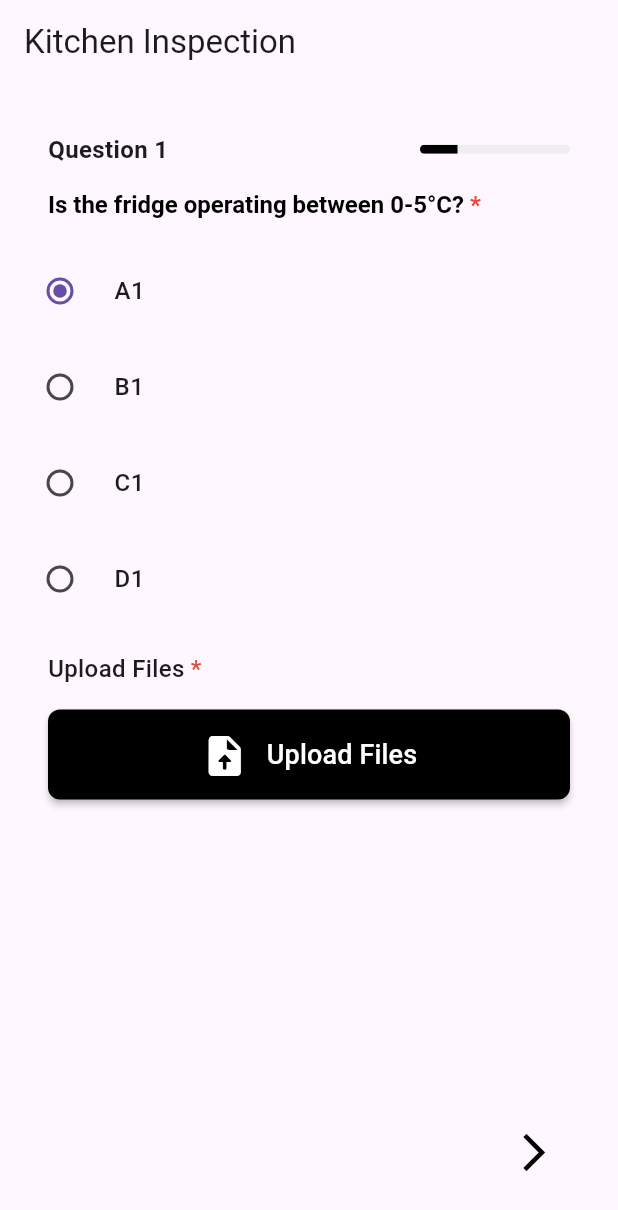
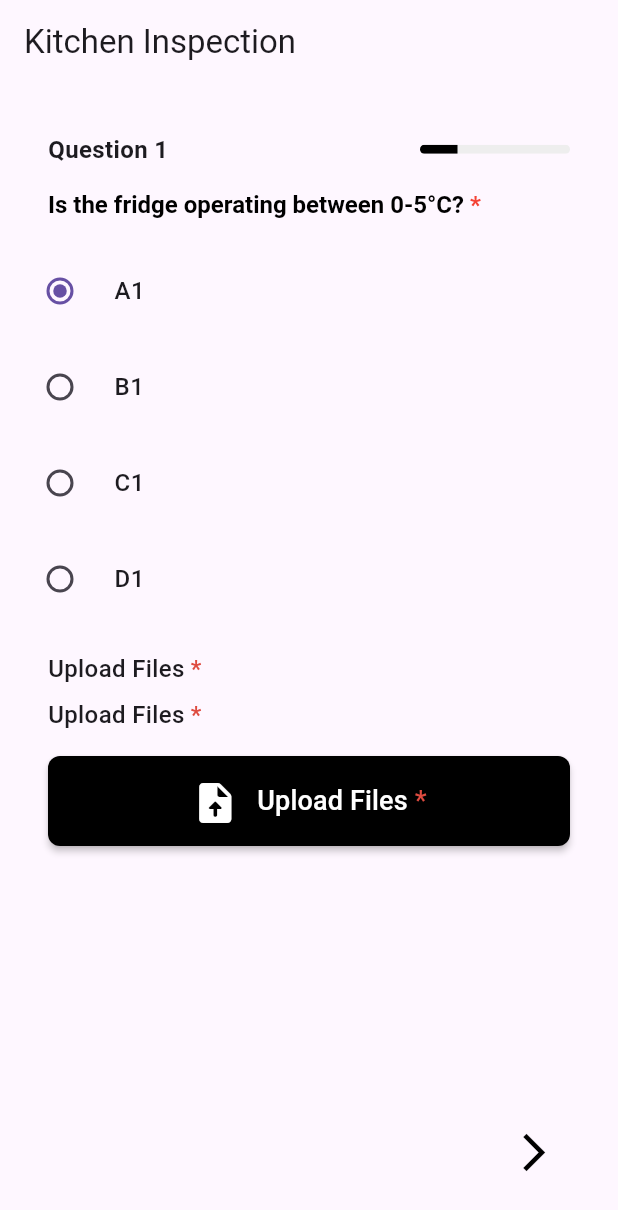
Before and after one commit to acsdeveloper/reactive_forms, a Flutter app: the screen it shows after launch, after a tap on "A1", on a phone screen of 412 x 824 dp. Shown: the top 1210 px of the screen. Run offline on Flutter 3.47's test engine with Material 3 defaults, Android fonts, the phone set to English and light mode, and no system bars; drawn by our look-alikes of reactive_forms; our stand-ins replace file_picker, google_fonts, image_picker, permission_handler.

Commit message:
Update dynamicform.dart

```diff
--- a/lib/dynamicform.dart
+++ b/lib/dynamicform.dart
@@ -2692,6 +2692,27 @@ class _FileUploadWidgetState extends State<FileUploadWidget> {
     return Column(
       crossAxisAlignment: CrossAxisAlignment.start,
       children: [
+        // Add a clear label with red asterisk for required uploads
+        if (widget.isRequired)
+          Padding(
+            padding: const EdgeInsets.only(bottom: 8.0),
+            child: Row(
+              children: [
+                Text(
+                  StringConstants.uploadFiles,
+                  style: widget.fontFamily,
+                ),
+                const SizedBox(width: 4),
+                Text(
+                  '*',
+                  style: widget.fontFamily.copyWith(
+                    color: const Color.fromARGB(255, 222, 75, 64),
+                    fontSize: 16,
+                  ),
+                ),
+              ],
+            ),
+          ),
         const SizedBox(height: 8),
         // Only show the upload button if no file is uploaded yet
         if (!hasUploadedFile)
@@ -2719,6 +2740,22 @@ class _FileUploadWidgetState extends State<FileUploadWidget> {
                     size: 32,
                   ),
                   const SizedBox(width: 12),
+                  if (widget.isRequired) ...[
+                    Text(
+                      StringConstants.uploadFiles,
+                      style: widget.fontFamily.copyWith(
+                        color: widget.buttonTextColor,
+                        fontSize: 18,
+                      ),
+                    ),
+                    Text(
+                      " *",
+                      style: widget.fontFamily.copyWith(
+                        color: const Color.fromARGB(255, 222, 75, 64),
+                        fontSize: 18,
+                      ),
+                    ),
+                  ] else
                     Text(
                       StringConstants.uploadFiles,
                       style: widget.fontFamily.copyWith(
```
Lines whose indentation alone changed are shown as unchanged.
